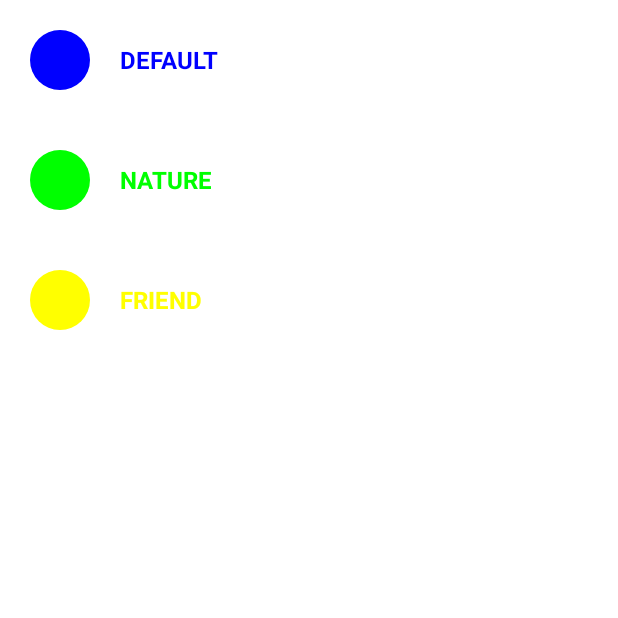
After one commit to mazkewich/TMP, an Android app: the CategoryActivity screen opened directly, with no data from a screen before it, on a phone screen of 412 x 824 dp, the top half of it. The commit adds this screen. Run offline under Robolectric (Android 15) with nearby library versions, the phone set to English and light mode, and no system bars.

Commit message:
Configure categories screen

```diff
--- a/app/build.gradle
+++ b/app/build.gradle
@@ -32,6 +32,7 @@ dependencies {
     implementation 'com.android.support:support-v4:27.0.2'
     implementation 'com.google.firebase:firebase-auth:11.8.0'
     implementation 'com.android.support:design:27.0.2'
+    implementation 'com.google.android.gms:play-services-maps:11.8.0'
     testImplementation 'junit:junit:4.12'
     androidTestImplementation 'com.android.support.test:runner:1.0.1'
     androidTestImplementation 'com.android.support.test.espresso:espresso-core:3.0.1'
--- /dev/null
+++ b/app/src/main/java/photomap/com/richard/photomap/presentation/category/Category.kt
@@ -0,0 +1,13 @@
+package photomap.com.richard.photomap.presentation.category
+
+import android.graphics.Color
+
+/**
+ * @author richard on 1/12/18.
+ */
+
+data class Category(
+        val name: String,
+        val color: Int,
+        var selected: Boolean
+)
--- /dev/null
+++ b/app/src/main/java/photomap/com/richard/photomap/presentation/category/CategoryActivity.kt
@@ -0,0 +1,34 @@
+package photomap.com.richard.photomap.presentation.category
+
+import android.app.Activity
+import android.content.Context
+import android.content.Intent
+import android.os.Bundle
+import android.support.v7.widget.LinearLayoutManager
+import kotlinx.android.synthetic.main.activity_category.*
+import photomap.com.richard.photomap.R
+import photomap.com.richard.photomap.services.DataService
+
+/**
+ * @author richard on 1/12/18.
+ */
+
+class CategoryActivity: Activity() {
+
+    private val categoryAdapter: CategoryAdapter = CategoryAdapter(DataService.categories)
+
+    companion object {
+        fun start(context: Context?) {
+            val intent = Intent(context, CategoryActivity::class.java)
+            context?.startActivity(intent)
+        }
+    }
+
+    override fun onCreate(savedInstanceState: Bundle?) {
+        super.onCreate(savedInstanceState)
+        setContentView(R.layout.activity_category)
+        recyclerView.adapter = categoryAdapter
+        recyclerView.layoutManager = LinearLayoutManager(this)
+        recyclerView.adapter.notifyDataSetChanged()
+    }
+}
--- /dev/null
+++ b/app/src/main/java/photomap/com/richard/photomap/presentation/category/CategoryAdapter.kt
@@ -0,0 +1,45 @@
+package photomap.com.richard.photomap.presentation.category
+
+import android.content.Context
+import android.support.v7.widget.RecyclerView
+import android.view.LayoutInflater
+import android.view.View
+import android.view.ViewGroup
+import android.widget.TextView
+import photomap.com.richard.photomap.R
+import kotlinx.android.synthetic.main.item_category.*
+
+/**
+ * @author richard on 1/12/18.
+ */
+
+class CategoryAdapter(private val categories: List<Category>): RecyclerView.Adapter<CategoryAdapter.CategoryViewHolder>() {
+
+    override fun onCreateViewHolder(parent: ViewGroup?, viewType: Int): CategoryViewHolder =
+            CategoryViewHolder(LayoutInflater.from(parent?.context).inflate(R.layout.item_category,parent, false))
+
+    override fun onBindViewHolder(holder: CategoryViewHolder?, position: Int) {
+        holder?.bind(categories[position])
+    }
+
+    override fun getItemCount(): Int = categories.size
+
+    inner class CategoryViewHolder(itemView: View): RecyclerView.ViewHolder(itemView) {
+
+       fun bind(category: Category) {
+           val categoryCheckBox = itemView.findViewById<CategoryCheckBox>(R.id.categoryCheckBox)
+           val categoryTextView = itemView.findViewById<TextView>(R.id.categoryTextView)
+           categoryCheckBox.color = category.color
+           categoryTextView.text = category.name
+           categoryTextView.setTextColor(category.color)
+           categoryCheckBox.isChecked = category.selected
+
+           itemView.setOnClickListener {
+               category.selected = !category.selected
+               categoryCheckBox.isChecked = category.selected
+           }
+
+       }
+
+    }
+}
--- /dev/null
+++ b/app/src/main/java/photomap/com/richard/photomap/presentation/category/CategoryCheckBox.kt
@@ -0,0 +1,38 @@
+package photomap.com.richard.photomap.presentation.category
+
+import android.content.Context
+import android.graphics.Canvas
+import android.graphics.Color
+import android.graphics.Paint
+import android.util.AttributeSet
+import android.widget.CheckBox
+
+/**
+ * @author richard on 1/12/18.
+ */
+
+class CategoryCheckBox @JvmOverloads constructor(
+        context: Context,
+        attrs: AttributeSet? = null,
+        defStyleAttr: Int = 0): CheckBox(context, attrs, defStyleAttr) {
+
+    private val paint: Paint = Paint()
+
+    var color = Color.GREEN
+     get set
+
+    override fun onDraw(canvas: Canvas?) {
+        //super.onDraw(canvas)
+        paint.color = color
+        paint.strokeWidth = 10f
+        if (isChecked) {
+            paint.style = Paint.Style.FILL
+            canvas?.drawCircle((width / 2).toFloat(), (width / 2).toFloat(), (width / 2).toFloat(), paint)
+        } else {
+            paint.style = Paint.Style.STROKE
+            canvas?.drawCircle((width / 2).toFloat(), (width / 2).toFloat(), (width / 2 - 5).toFloat(), paint)
+        }
+
+    }
+
+}
--- a/app/src/main/java/photomap/com/richard/photomap/presentation/photoList/PhotoListFragment.kt
+++ b/app/src/main/java/photomap/com/richard/photomap/presentation/photoList/PhotoListFragment.kt
@@ -14,6 +14,7 @@ import kotlinx.android.synthetic.main.fragment_photo_list.*
 
 import photomap.com.richard.photomap.R
 import photomap.com.richard.photomap.core.PhotoItem
+import photomap.com.richard.photomap.presentation.category.CategoryActivity
 import photomap.com.richard.photomap.presentation.photo.PhotoActivity
 
 /**
@@ -53,6 +54,9 @@ class PhotoListFragment : Fragment(), AdapterView.OnItemClickListener {
         val listViewAdapter = PhotoListAdapter(view.context, photoItems)
         photoListView.adapter = listViewAdapter
         photoListView.onItemClickListener = this
+        categoryTextView.setOnClickListener {
+            CategoryActivity.start(activity)
+        }
     }
 
     override fun onDetach() {
--- /dev/null
+++ b/app/src/main/java/photomap/com/richard/photomap/services/DataService.kt
@@ -0,0 +1,17 @@
+package photomap.com.richard.photomap.services
+
+import android.graphics.Color
+import photomap.com.richard.photomap.presentation.category.Category
+
+/**
+ * @author richard on 1/12/18.
+ */
+
+object DataService {
+
+    val categories: List<Category> = listOf<Category>(
+            Category("DEFAULT", Color.BLUE, true),
+            Category("NATURE", Color.GREEN, true),
+            Category("FRIEND", Color.YELLOW, true))
+
+}
--- /dev/null
+++ b/app/src/main/res/layout/activity_category.xml
@@ -0,0 +1,15 @@
+<?xml version="1.0" encoding="utf-8"?>
+<FrameLayout xmlns:android="http://schemas.android.com/apk/res/android"
+    android:layout_width="match_parent"
+    android:layout_height="match_parent"
+    android:background="@android:color/white"
+    xmlns:app="http://schemas.android.com/apk/res-auto">
+
+    <android.support.v7.widget.RecyclerView
+        android:id="@+id/recyclerView"
+        android:layout_width="match_parent"
+        android:layout_height="match_parent">
+
+    </android.support.v7.widget.RecyclerView>
+
+</FrameLayout>
--- /dev/null
+++ b/app/src/main/res/layout/item_category.xml
@@ -0,0 +1,24 @@
+<?xml version="1.0" encoding="utf-8"?>
+<LinearLayout
+    xmlns:android="http://schemas.android.com/apk/res/android"
+    android:layout_width="match_parent"
+    android:orientation="horizontal"
+    android:layout_height="80dp">
+
+    <photomap.com.richard.photomap.presentation.category.CategoryCheckBox
+        android:id="@+id/categoryCheckBox"
+        android:layout_width="40dp"
+        android:layout_gravity="center_vertical"
+        android:layout_marginStart="20dp"
+        android:layout_marginEnd="20dp"
+        android:layout_height="40dp" />
+
+    <TextView
+        android:id="@+id/categoryTextView"
+        android:layout_width="wrap_content"
+        android:layout_height="wrap_content"
+        android:textStyle="bold"
+        android:textSize="16sp"
+        android:layout_gravity="center_vertical" />
+
+</LinearLayout>
--- a/app/src/main/res/values/strings.xml
+++ b/app/src/main/res/values/strings.xml
@@ -12,4 +12,8 @@
     <string name="title_notifications">Notifications</string>
     <string name="photo_list_image_description">Photo List Image</string>
     <string name="title">Title</string>
+    <string name="title_activity_maps">Map</string>
+
+    <string name="list_category">Category</string>
+
 </resources>
```
Also changed, not shown: app/src/debug/res/values/google_maps_api.xml (added, +24 -0 lines), app/src/main/AndroidManifest.xml (+23 -1 lines), app/src/main/java/photomap/com/richard/photomap/presentation/map/MapFragment.kt (+30 -7 lines), app/src/main/res/drawable/search_bg.xml (added, +10 -0 lines), app/src/main/res/layout/fragment_map.xml (+9 -1 lines), app/src/main/res/layout/fragment_photo_list.xml (+33 -3 lines), 1 other file.
